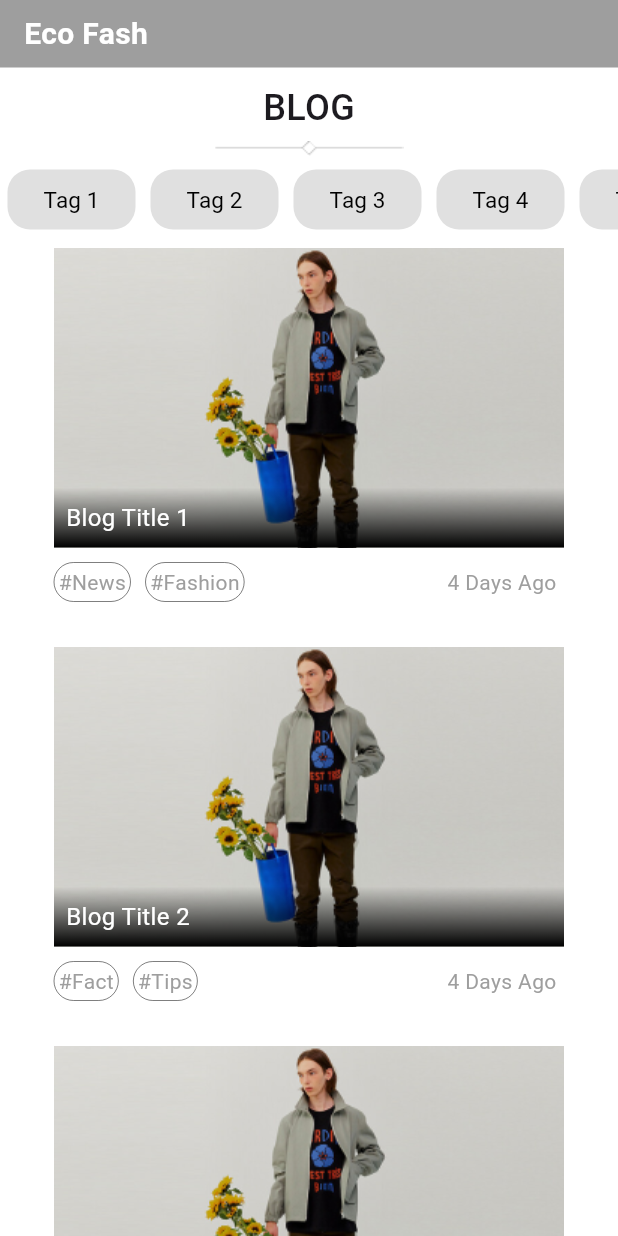
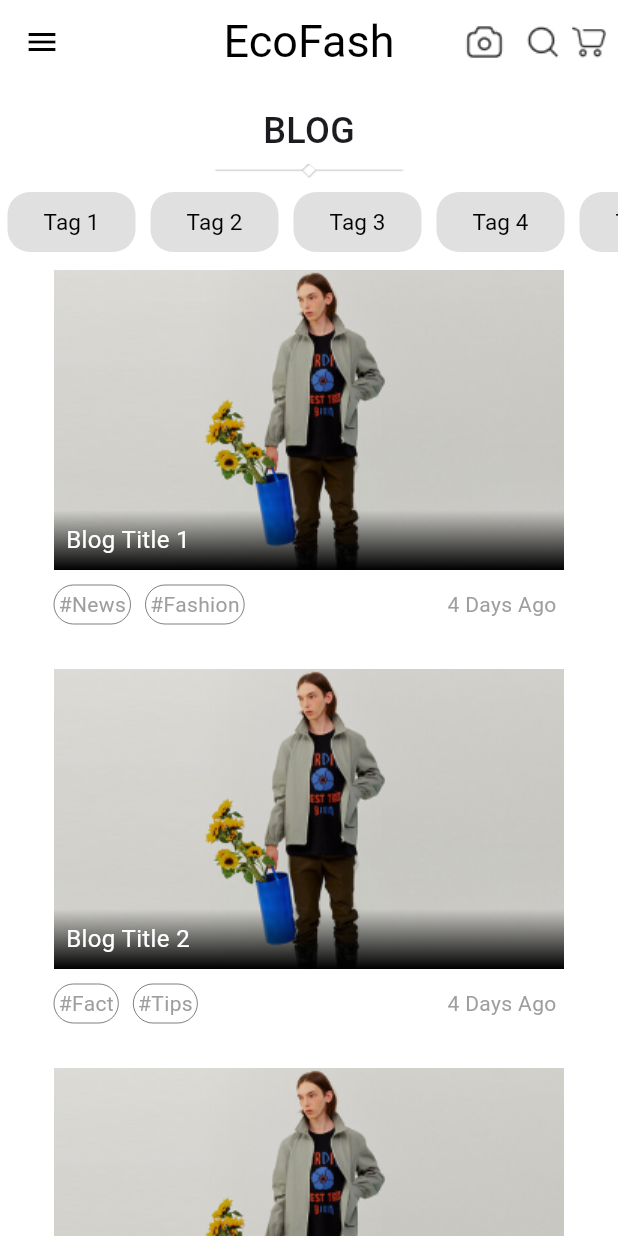
Before and after one commit to Qceww/EcoFash, a Flutter app: the Bloglistview screen opened directly, on a phone screen of 412 x 824 dp. Run offline on Flutter 3.47's test engine with Material 3 defaults, Android fonts, the phone set to English and light mode, and no system bars; our stand-ins replace google_fonts; missing offline and left inert: flutter_barcode_scanner, qr_code_scanner.

Commit message:
bikin jadi widget

```diff
--- a/lib/main.dart
+++ b/lib/main.dart
@@ -1,4 +1,5 @@
 import 'package:figma/pages/blog_detailed_view.dart';
+import 'package:figma/pages/blog_list_view.dart';
 import 'package:figma/pages/cart_page.dart';
 import 'package:figma/pages/reward.dart';
 import 'package:figma/pages/signin_page.dart';
@@ -24,6 +25,6 @@ class _MyAppState extends State<MyApp> {
         debugShowCheckedModeBanner: false,
         title: 'Figma',
         theme: ThemeData(primarySwatch: Colors.blue),
-        home: const Reward());
+        home: const Bloglistview());
   }
 }
--- a/lib/pages/blog_list_view.dart
+++ b/lib/pages/blog_list_view.dart
@@ -1,5 +1,9 @@
 import 'package:flutter/material.dart';
 import 'package:google_fonts/google_fonts.dart';
+import 'package:figma/widgets/Ecofash_bar.dart';
+import 'package:figma/widgets/burger_menu.dart';
+import 'package:figma/widgets/Blog_List_Widget.dart';
+import 'package:figma/widgets/Tags_Widget.dart';
 
 class Bloglistview extends StatefulWidget {
   const Bloglistview({Key? key}) : super(key: key);
@@ -36,31 +40,13 @@ class _BloglistviewState extends State<Bloglistview> {
   Widget build(BuildContext context) {
     return Scaffold(
       backgroundColor: Colors.white,
+      drawer: const Navbar(),
+      appBar: EcofashBar(),
       body: SafeArea(
         child: SingleChildScrollView(
           child: Center(
             child: Column(
               children: [
-                //=========================== Navbar Container=============================
-                Container(
-                  padding: EdgeInsets.symmetric(horizontal: 16, vertical: 8),
-                  width: double.infinity,
-                  color: Colors.grey, // Set your desired navbar color
-                  child: Row(
-                    mainAxisAlignment: MainAxisAlignment.spaceBetween,
-                    children: [
-                      Text(
-                        'Eco Fash',
-                        textAlign: TextAlign.center,
-                        style: TextStyle(
-                          color: Colors.white,
-                          fontSize: 20,
-                          fontWeight: FontWeight.bold,
-                        ),
-                      ),
-                    ],
-                  ),
-                ),
                 SizedBox(height: 10),
                 //=============================Judul================================
                 Container(
@@ -135,51 +121,7 @@ class _BloglistviewState extends State<Bloglistview> {
                       for (var blog in blogEntries)
                         Column(
                           children: [
-                            Container(
-                              height: 200,
-                              width: 340,
-                              decoration: BoxDecoration(
-                                image: DecorationImage(
-                                  image:
-                                      AssetImage('images/Blog_grid_view_1.png'),
-                                  fit: BoxFit.cover,
-                                ),
-                              ),
-                              child: Column(
-                                mainAxisAlignment: MainAxisAlignment.end,
-                                children: [
-                                  Container(
-                                    width: 340,
-                                    height: 40,
-                                    decoration: BoxDecoration(
-                                      gradient: LinearGradient(
-                                        end: Alignment.bottomCenter,
-                                        begin: Alignment.topCenter,
-                                        colors: [
-                                          Colors.black.withOpacity(0),
-                                          Colors.black,
-                                        ],
-                                      ),
-                                    ),
-                                    child: Padding(
-                                      padding: const EdgeInsets.all(8.0),
-                                      child: Row(
-                                        children: [
-                                          Text(
-                                            blog['title'] ?? '',
-                                            style: GoogleFonts.tenorSans(
-                                              textStyle:
-                                                  const TextStyle(fontSize: 16),
-                                              color: Colors.white,
-                                            ),
-                                          ),
-                                        ],
-                                      ),
-                                    ),
-                                  ),
-                                ],
-                              ),
-                            ),
+                            Blog_List_Widget(blog: blog),
                             Container(
                               padding: EdgeInsets.fromLTRB(0, 10, 5, 0),
                               width: 340,
@@ -187,33 +129,7 @@ class _BloglistviewState extends State<Bloglistview> {
                                 mainAxisAlignment:
                                     MainAxisAlignment.spaceBetween,
                                 children: [
-                                  Row(
-                                    children: [
-                                      for (var tag in blog['tags'])
-                                        Container(
-                                          padding: const EdgeInsets.all(3),
-                                          margin:
-                                              const EdgeInsets.only(right: 10),
-                                          decoration: BoxDecoration(
-                                            color: Colors.white,
-                                            border: Border.all(
-                                              color:
-                                                  Colors.black.withOpacity(0.5),
-                                              width: 0.0,
-                                            ),
-                                            borderRadius:
-                                                BorderRadius.circular(20),
-                                          ),
-                                          child: Text(
-                                            '#$tag',
-                                            style: GoogleFonts.tenorSans(
-                                              textStyle: const TextStyle(
-                                                  color: Colors.grey),
-                                            ),
-                                          ),
-                                        ),
-                                    ],
-                                  ),
+                                  Tags(blog: blog),
                                   Row(
                                     children: [
                                       Text(
--- /dev/null
+++ b/lib/widgets/Blog_List_Widget.dart
@@ -0,0 +1,58 @@
+import 'package:flutter/material.dart';
+import 'package:google_fonts/google_fonts.dart';
+
+class Blog_List_Widget extends StatelessWidget {
+  const Blog_List_Widget({
+    super.key,
+    required this.blog,
+  });
+
+  final Map<String, dynamic> blog;
+
+  @override
+  Widget build(BuildContext context) {
+    return Container(
+      height: 200,
+      width: 340,
+      decoration: BoxDecoration(
+        image: DecorationImage(
+          image: AssetImage('images/Blog_grid_view_1.png'),
+          fit: BoxFit.cover,
+        ),
+      ),
+      child: Column(
+        mainAxisAlignment: MainAxisAlignment.end,
+        children: [
+          Container(
+            width: 340,
+            height: 40,
+            decoration: BoxDecoration(
+              gradient: LinearGradient(
+                end: Alignment.bottomCenter,
+                begin: Alignment.topCenter,
+                colors: [
+                  Colors.black.withOpacity(0),
+                  Colors.black,
+                ],
+              ),
+            ),
+            child: Padding(
+              padding: const EdgeInsets.all(8.0),
+              child: Row(
+                children: [
+                  Text(
+                    blog['title'] ?? '',
+                    style: GoogleFonts.tenorSans(
+                      textStyle: const TextStyle(fontSize: 16),
+                      color: Colors.white,
+                    ),
+                  ),
+                ],
+              ),
+            ),
+          ),
+        ],
+      ),
+    );
+  }
+}
--- /dev/null
+++ b/lib/widgets/Tags_Widget.dart
@@ -0,0 +1,38 @@
+import 'package:flutter/material.dart';
+import 'package:google_fonts/google_fonts.dart';
+
+class Tags extends StatelessWidget {
+  const Tags({
+    super.key,
+    required this.blog,
+  });
+
+  final Map<String, dynamic> blog;
+
+  @override
+  Widget build(BuildContext context) {
+    return Row(
+      children: [
+        for (var tag in blog['tags'])
+          Container(
+            padding: const EdgeInsets.all(3),
+            margin: const EdgeInsets.only(right: 10),
+            decoration: BoxDecoration(
+              color: Colors.white,
+              border: Border.all(
+                color: Colors.black.withOpacity(0.5),
+                width: 0.0,
+              ),
+              borderRadius: BorderRadius.circular(20),
+            ),
+            child: Text(
+              '#$tag',
+              style: GoogleFonts.tenorSans(
+                textStyle: const TextStyle(color: Colors.grey),
+              ),
+            ),
+          ),
+      ],
+    );
+  }
+}
```
